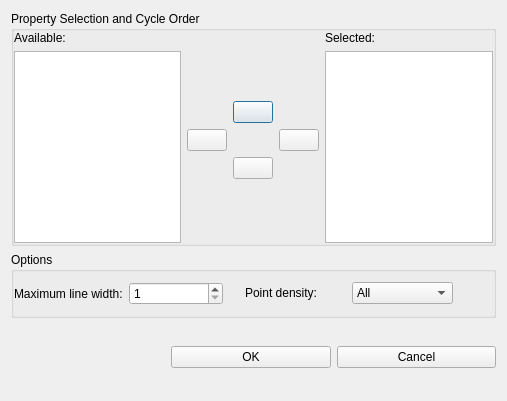
Old version of the form src/libkstapp/differentiatecurvesdialog.ui in the repository Kst-plot/kst.
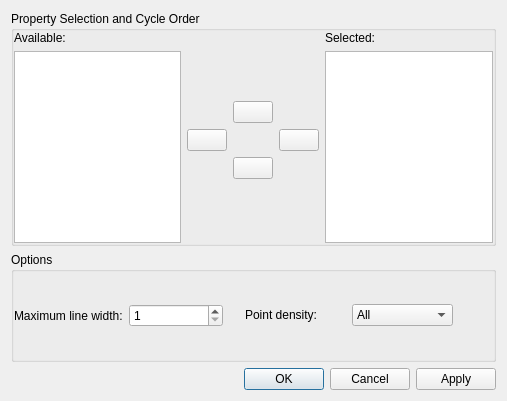
New version of the form.

Commit message: Replace current buttons with QDialogButtonBox with OK/Apply/Cancel functionality for ChooseColorDialog, ChangeDataSampleDialog and DifferentiateCurvesDialog.

```diff
--- a/src/libkstapp/differentiatecurvesdialog.ui
+++ b/src/libkstapp/differentiatecurvesdialog.ui
@@ -347,50 +347,14 @@
     </widget>
    </item>
    <item>
-    <layout class="QGridLayout" >
-     <property name="leftMargin" >
-      <number>0</number>
-     </property>
-     <property name="topMargin" >
-      <number>0</number>
-     </property>
-     <property name="rightMargin" >
-      <number>0</number>
-     </property>
-     <property name="bottomMargin" >
-      <number>0</number>
-     </property>
-     <item row="0" column="2" >
-      <widget class="QPushButton" name="Cancel" >
-       <property name="text" >
-        <string>Cancel</string>
-       </property>
-      </widget>
-     </item>
-     <item row="0" column="1" >
-      <widget class="QPushButton" name="OK" >
-       <property name="text" >
-        <string>OK</string>
-       </property>
-      </widget>
-     </item>
-     <item row="0" column="0" >
-      <spacer>
+     <widget class="QDialogButtonBox" name="_buttonBox" >
        <property name="orientation" >
-        <enum>Qt::Vertical</enum>
+         <enum>Qt::Horizontal</enum>
        </property>
-       <property name="sizeType" >
-        <enum>QSizePolicy::Expanding</enum>
+       <property name="standardButtons" >
+         <set>QDialogButtonBox::Apply|QDialogButtonBox::Cancel|QDialogButtonBox::NoButton|QDialogButtonBox::Ok</set>
        </property>
-       <property name="sizeHint" >
-        <size>
-         <width>160</width>
-         <height>20</height>
-        </size>
-       </property>
-      </spacer>
-     </item>
-    </layout>
+     </widget>
    </item>
   </layout>
  </widget>
```
The commit also changes 10 other files.
